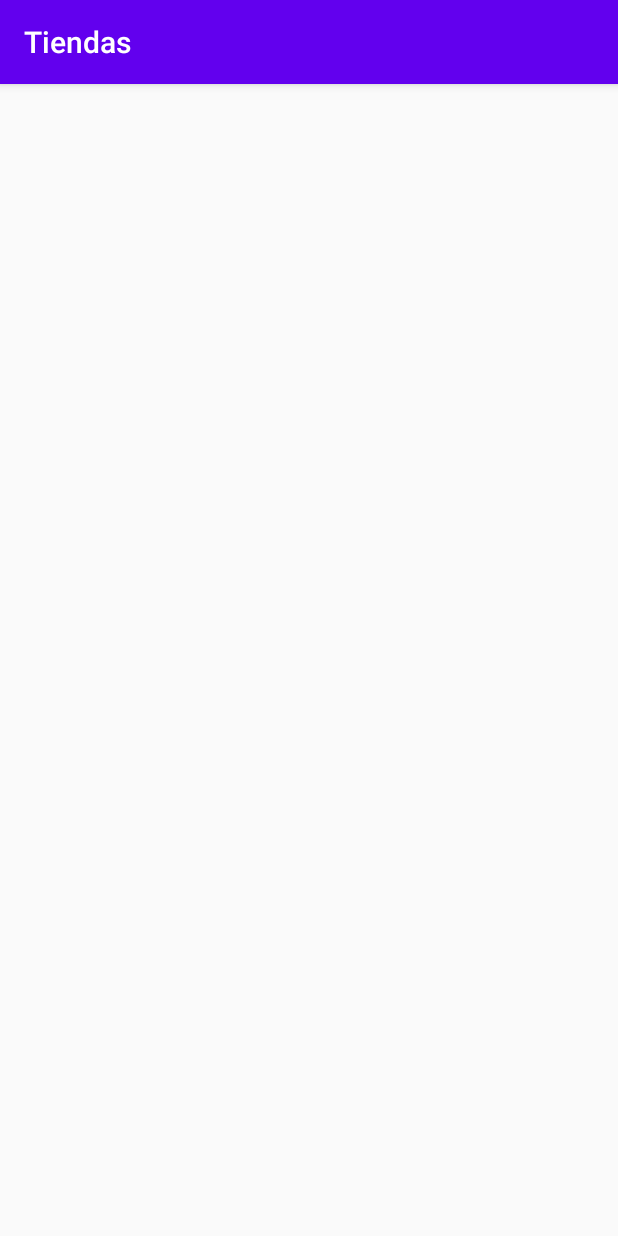
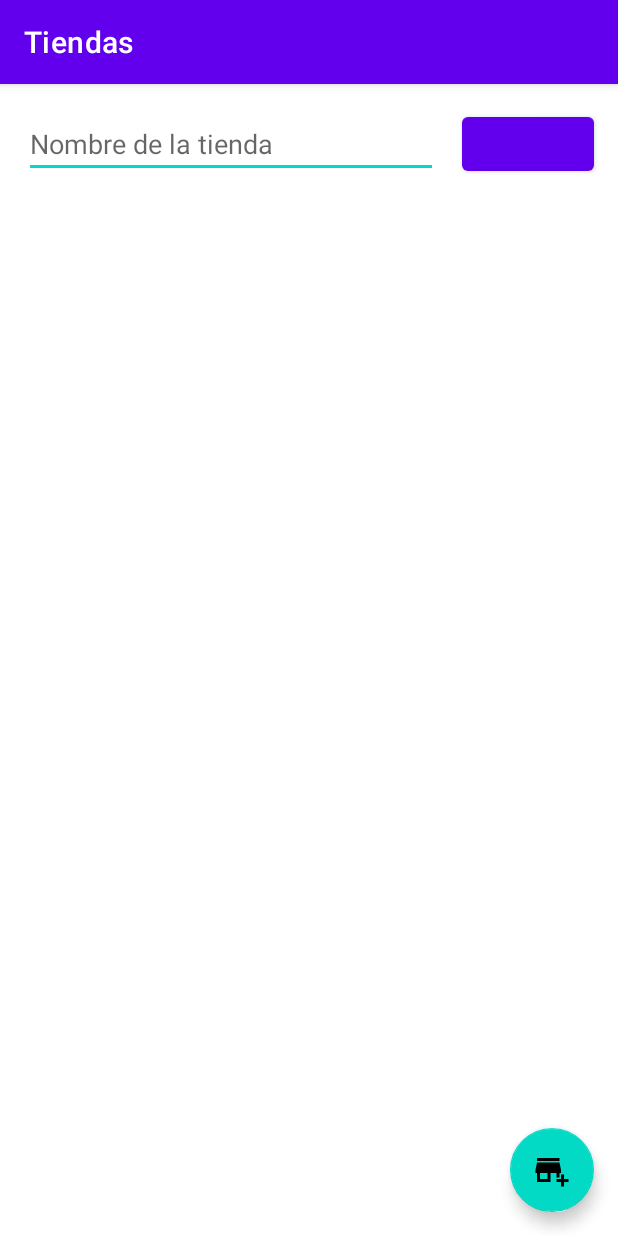
Before and after one commit to carlosfuentes21/Tiendas, an Android app: the screen it shows after launch (MainActivity), on a phone screen of 412 x 824 dp. Run offline under Robolectric (Android 15) with nearby library versions, the phone set to English and light mode, and no system bars; our stand-ins replace Room's generated code; libraries missing offline, so code that uses them is left out: org.jetbrains.anko; 1 statement that could not run was skipped.

Commit message:
guardar y editar tienda en DB

```diff
--- a/stores/app/src/main/AndroidManifest.xml
+++ b/stores/app/src/main/AndroidManifest.xml
@@ -3,6 +3,7 @@
     package="com.wposs.stores">
 
     <application
+        android:name=".StoreAplication"
         android:allowBackup="true"
         android:icon="@mipmap/ic_launcher"
         android:label="@string/app_name"
--- a/stores/app/src/main/java/com/wposs/stores/MainActivity.kt
+++ b/stores/app/src/main/java/com/wposs/stores/MainActivity.kt
@@ -2,10 +2,72 @@ package com.wposs.stores
 
 import android.os.Bundle
 import androidx.appcompat.app.AppCompatActivity
+import androidx.recyclerview.widget.GridLayoutManager
+import com.wposs.stores.databinding.ActivityMainBinding
+import org.jetbrains.anko.doAsync
+import org.jetbrains.anko.uiThread
 
-class MainActivity : AppCompatActivity() {
+class MainActivity : AppCompatActivity(), OnClickListener {
+
+    private lateinit var mBinding:ActivityMainBinding
+    private lateinit var mAdapter: StoreAdapter
+    private lateinit var mGridLayout:GridLayoutManager
+
     override fun onCreate(savedInstanceState: Bundle?) {
         super.onCreate(savedInstanceState)
-        setContentView(R.layout.activity_main)
+        mBinding = ActivityMainBinding.inflate(layoutInflater)
+        setContentView(mBinding.root)
+
+        mBinding.btnSave.setOnClickListener {
+            val store = StoreEntity(name = mBinding.etName.text.toString().trim())
+
+            Thread{
+                StoreAplication.database.storeDao().addStore(store)
+            }.start()
+
+            mAdapter.add(store)
+        }
+
+        setupRecyclerView()
+
     }
+
+    private fun setupRecyclerView() {
+        mAdapter = StoreAdapter(mutableListOf(), this)
+        mGridLayout = GridLayoutManager(this, 2)
+        getStores()
+        mBinding.reciclerView.apply {
+            setHasFixedSize(true)
+            layoutManager = mGridLayout
+            adapter = mAdapter
+        }
+    }
+
+    private fun getStores(){
+        doAsync {
+            val stores = StoreAplication.database.storeDao().getAllStores()
+            uiThread {
+                mAdapter.setStores(stores)
+            }
+        }
+    }
+
+    /*
+    *OnClickListener
+    * */
+    override fun onClick(storeEntity: StoreEntity) {
+
+    }
+
+    override fun onFavoriteStore(storeEntity: StoreEntity) {
+        storeEntity.isFavotite = !storeEntity.isFavotite
+        doAsync {
+            StoreAplication.database.storeDao().updateStore(storeEntity)
+            uiThread {
+                mAdapter.update(storeEntity)
+            }
+        }
+    }
+
+
 }
--- /dev/null
+++ b/stores/app/src/main/java/com/wposs/stores/OnClickListener.kt
@@ -0,0 +1,6 @@
+package com.wposs.stores
+
+interface OnClickListener {
+    fun onClick(storeEntity:StoreEntity)
+    fun onFavoriteStore(storeEntity:StoreEntity)
+}
--- /dev/null
+++ b/stores/app/src/main/java/com/wposs/stores/StoreAplication.kt
@@ -0,0 +1,20 @@
+package com.wposs.stores
+
+import android.app.Application
+import android.provider.DocumentsContract
+import androidx.room.Room
+
+class StoreAplication : Application() {
+    companion object{
+        lateinit var database: StoreDatabase
+    }
+
+    override fun onCreate() {
+        super.onCreate()
+
+        database = Room.databaseBuilder(this,
+            StoreDatabase::class.java,
+            "StoreDatabase")
+            .build()
+    }
+}
--- /dev/null
+++ b/stores/app/src/main/java/com/wposs/stores/StoreDatabase.kt
@@ -0,0 +1,9 @@
+package com.wposs.stores
+
+import androidx.room.Database
+import androidx.room.RoomDatabase
+
+@Database(entities = arrayOf(StoreEntity::class), version = 1)
+abstract class StoreDatabase : RoomDatabase(){
+    abstract fun storeDao():StoreDao
+}
--- /dev/null
+++ b/stores/app/src/main/res/drawable/ic_add_business.xml
@@ -0,0 +1,16 @@
+<vector xmlns:android="http://schemas.android.com/apk/res/android"
+    android:width="24dp"
+    android:height="24dp"
+    android:viewportWidth="24"
+    android:viewportHeight="24"
+    android:tint="?attr/colorControlNormal">
+  <path
+      android:fillColor="@android:color/white"
+      android:pathData="M15,17h2v-3h1v-2l-1,-5H2l-1,5v2h1v6h9v-6h4V17zM9,18H4v-4h5V18z"/>
+  <path
+      android:fillColor="@android:color/white"
+      android:pathData="M2,4h15v2h-15z"/>
+  <path
+      android:fillColor="@android:color/white"
+      android:pathData="M20,18l0,-3l-2,0l0,3l-3,0l0,2l3,0l0,3l2,0l0,-3l3,0l0,-2z"/>
+</vector>
--- a/stores/app/src/main/res/layout/activity_main.xml
+++ b/stores/app/src/main/res/layout/activity_main.xml
@@ -1,4 +1,5 @@
 <?xml version="1.0" encoding="utf-8"?>
+
 <androidx.constraintlayout.widget.ConstraintLayout
     xmlns:android="http://schemas.android.com/apk/res/android"
     xmlns:app="http://schemas.android.com/apk/res-auto"
@@ -8,4 +9,46 @@
     android:layout_height="match_parent"
     tools:context=".MainActivity">
 
+    <com.google.android.material.button.MaterialButton
+        android:id="@+id/btnSave"
+        android:layout_width="wrap_content"
+        android:layout_height="wrap_content"
+        tools:text="Save"
+        android:textColor="@android:color/white"
+        android:layout_margin="@dimen/common_padding_defauld"
+        app:layout_constraintEnd_toEndOf="parent"
+        app:layout_constraintTop_toTopOf="parent"/>
+
+    <EditText
+        android:id="@+id/etName"
+        android:layout_width="0dp"
+        android:layout_height="wrap_content"
+        android:layout_marginHorizontal="@dimen/common_padding_defauld"
+        android:hint="Nombre de la tienda"
+        app:layout_constraintStart_toStartOf="parent"
+        app:layout_constraintEnd_toStartOf="@id/btnSave"
+        app:layout_constraintTop_toTopOf="@id/btnSave"
+        app:layout_constraintBottom_toBottomOf="@id/btnSave"/>
+
+    <androidx.recyclerview.widget.RecyclerView
+        android:id="@+id/reciclerView"
+        android:layout_width="0dp"
+        android:layout_height="0dp"
+        tools:listitem="@layout/item_store"
+        android:layout_marginTop="@dimen/common_padding_defauld"
+        app:layout_constraintStart_toStartOf="parent"
+        app:layout_constraintEnd_toEndOf="parent"
+        app:layout_constraintTop_toBottomOf="@id/btnSave"
+        app:layout_constraintBottom_toBottomOf="parent"/>
+
+    <com.google.android.material.floatingactionbutton.FloatingActionButton
+        android:id="@+id/fab"
+        android:layout_width="wrap_content"
+        android:layout_height="wrap_content"
+        android:src="@drawable/ic_add_business"
+        android:contentDescription="@string/description_store"
+        android:layout_margin="@dimen/common_padding_defauld"
+        app:layout_constraintEnd_toEndOf="parent"
+        app:layout_constraintBottom_toBottomOf="parent"/>
+
 </androidx.constraintlayout.widget.ConstraintLayout>
--- a/stores/app/src/main/res/values-night/themes.xml
+++ b/stores/app/src/main/res/values-night/themes.xml
@@ -1,6 +1,6 @@
 <resources xmlns:tools="http://schemas.android.com/tools">
     <!-- Base application theme. -->
-    <style name="Theme.Stores" parent="Theme.AppCompat.Light.DarkActionBar">
+    <style name="Theme.Stores" parent="Theme.MaterialComponents.Light.DarkActionBar">
         <!-- Primary brand color. -->
         <item name="colorPrimary">@color/purple_200</item>
         <item name="colorPrimaryDark">@color/purple_700</item>
--- a/stores/app/src/main/res/values/strings.xml
+++ b/stores/app/src/main/res/values/strings.xml
@@ -1,4 +1,5 @@
 <resources>
     <string name="app_name">Tiendas</string>
     <string name="description_img_photo">Imagen de la tienda</string>
+    <string name="description_store">Crear tienda</string>
 </resources>
--- a/stores/app/src/main/res/values/themes.xml
+++ b/stores/app/src/main/res/values/themes.xml
@@ -1,6 +1,6 @@
 <resources xmlns:tools="http://schemas.android.com/tools">
     <!-- Base application theme. -->
-    <style name="Theme.Stores" parent="Theme.AppCompat.Light.DarkActionBar">
+    <style name="Theme.Stores" parent="Theme.MaterialComponents.Light.DarkActionBar">
         <!-- Primary brand color. -->
         <item name="colorPrimary">@color/purple_500</item>
         <item name="colorPrimaryDark">@color/purple_700</item>
```
Also changed, not shown: stores/app/build.gradle (+14 -0 lines), stores/app/src/main/java/com/wposs/stores/StoreAdapter.kt (added, +62 -0 lines), stores/app/src/main/java/com/wposs/stores/StoreDao.kt (added, +18 -0 lines), stores/app/src/main/java/com/wposs/stores/StoreEntity.kt (added, +11 -0 lines).
